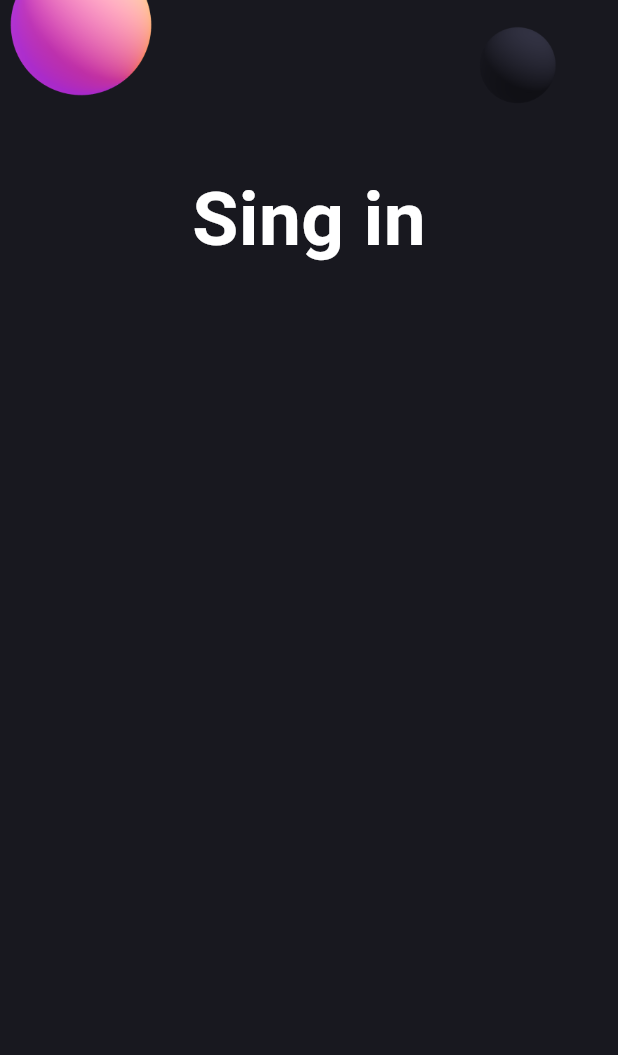
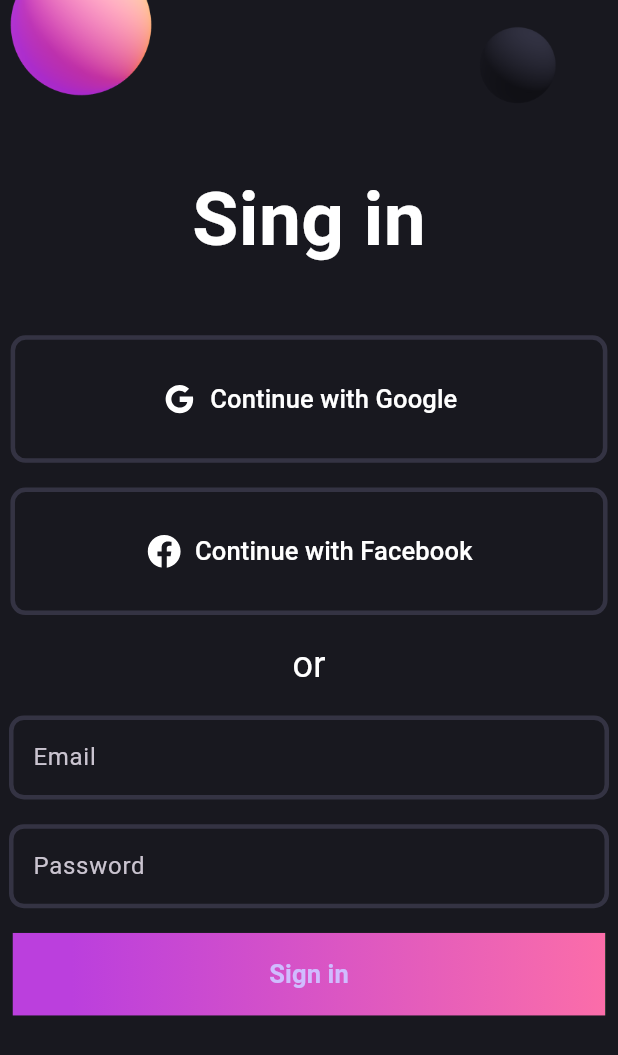
Before and after one commit to BIJOY-PAUL/responsive_login_ui, a Flutter app: the screen it shows after launch, on a phone screen of 412 x 824 dp. Shown: the top 1055 px of the screen. Run offline on Flutter 3.47's test engine with Material 3 defaults, Android fonts, the phone set to English and light mode, and no system bars; our stand-ins replace flutter_svg.

Commit message:
compelet the sing in page

```diff
--- a/lib/screen/login_screen.dart
+++ b/lib/screen/login_screen.dart
@@ -1,14 +1,21 @@
 import 'package:flutter/material.dart';
 import 'package:from_validation_learn/constant/color.dart';
+import 'package:from_validation_learn/widget/gradiant_button.dart';
+import 'package:from_validation_learn/widget/login_field.dart';
+import 'package:from_validation_learn/widget/social_button.dart';
 
 class LoginScreen extends StatelessWidget {
   const LoginScreen({super.key});
 
   @override
   Widget build(BuildContext context) {
+    final height = MediaQuery.of(context).size.height * 1;
+    final width = MediaQuery.of(context).size.width * 1;
     return Scaffold(
       body: SingleChildScrollView(
         child: Column(
+          mainAxisAlignment: MainAxisAlignment.center,
+          crossAxisAlignment: CrossAxisAlignment.center,
           children: [
             Image.asset("assets/images/signin_balls.png"),
 
@@ -20,6 +27,40 @@
                 color: AppColors.white,
               ),
             ),
+
+            SizedBox(height: height * 0.05),
+
+            SocialButton(
+              onPressed: () {},
+
+              iconPath: 'assets/svg/g_logo.svg',
+              label: 'Continue with Google',
+              horizantalPadding: 100,
+            ),
+
+            SizedBox(height: height * 0.02),
+            SocialButton(
+              iconPath: 'assets/svg/f_logo.svg',
+              label: 'Continue with Facebook',
+              horizantalPadding: 90,
+
+              onPressed: () {},
+            ),
+
+            SizedBox(height: height * 0.02),
+
+            Text('or', style: TextStyle(fontSize: 24, color: AppColors.white)),
+
+            SizedBox(height: height * 0.02),
+
+            LoginField(hintText: 'Email'),
+
+            SizedBox(height: height * 0.02),
+            LoginField(hintText: 'Password'),
+
+            SizedBox(height: height * 0.02),
+
+            GradiantButton(),
           ],
         ),
       ),
--- /dev/null
+++ b/lib/widget/gradiant_button.dart
@@ -0,0 +1,32 @@
+import 'package:flutter/material.dart';
+import 'package:from_validation_learn/constant/color.dart';
+
+class GradiantButton extends StatelessWidget {
+  const GradiantButton({super.key});
+
+  @override
+  Widget build(BuildContext context) {
+    return Container(
+      decoration: BoxDecoration(
+        gradient: LinearGradient(
+          colors: AppColors.primaryGradient,
+          stops: const [0.1, 1.0, 2.0], // must match length of colors
+        ),
+      ),
+
+      child: ElevatedButton(
+        onPressed: () {},
+
+        style: ElevatedButton.styleFrom(
+          fixedSize: Size(395, 55),
+          backgroundColor: Colors.transparent,
+          shadowColor: Colors.transparent,
+        ),
+        child: Text(
+          "Sign in",
+          style: TextStyle(fontSize: 17, fontWeight: FontWeight.bold),
+        ),
+      ),
+    );
+  }
+}
--- /dev/null
+++ b/lib/widget/login_field.dart
@@ -0,0 +1,34 @@
+import 'package:flutter/material.dart';
+import 'package:from_validation_learn/constant/color.dart';
+
+class LoginField extends StatelessWidget {
+  String hintText;
+  LoginField({super.key, required this.hintText});
+
+  @override
+  Widget build(BuildContext context) {
+    return ConstrainedBox(
+      constraints: BoxConstraints(maxWidth: 400),
+
+      child: TextField(
+        decoration: InputDecoration(
+          hintText: hintText,
+          focusedBorder: OutlineInputBorder(
+            borderSide: BorderSide(
+              color: AppColors.primaryGradient.first,
+              width: 3,
+            ),
+
+            borderRadius: BorderRadius.circular(10),
+          ),
+
+          enabledBorder: OutlineInputBorder(
+            borderSide: BorderSide(color: AppColors.border, width: 3),
+
+            borderRadius: BorderRadius.circular(10),
+          ),
+        ),
+      ),
+    );
+  }
+}
--- a/lib/widget/social_button.dart
+++ b/lib/widget/social_button.dart
@@ -1,18 +1,49 @@
 import 'package:flutter/material.dart';
 import 'package:flutter_svg/svg.dart';
+import 'package:from_validation_learn/constant/color.dart';
 
 class SocialButton extends StatelessWidget {
   final String iconPath;
   final String label;
-  const SocialButton({super.key, required this.iconPath, required this.label});
+  final double horizantalPadding;
+
+  final VoidCallback onPressed;
+  const SocialButton({
+    super.key,
+    required this.iconPath,
+    required this.label,
+    required this.horizantalPadding,
+
+    required this.onPressed,
+  });
 
   @override
   Widget build(BuildContext context) {
     return TextButton.icon(
-      onPressed: () {},
+      onPressed: onPressed,
 
-      icon: SvgPicture.asset(iconPath),
-      label: Text(label),
+      icon: SvgPicture.asset(
+        iconPath,
+        width: 25,
+        colorFilter: ColorFilter.mode(AppColors.white, BlendMode.srcIn),
+      ),
+      label: Text(
+        label,
+        style: TextStyle(fontSize: 17, color: AppColors.white),
+      ),
+
+      style: TextButton.styleFrom(
+        padding: EdgeInsets.symmetric(
+          vertical: 30,
+          horizontal: horizantalPadding,
+        ),
+
+        shape: RoundedRectangleBorder(
+          side: BorderSide(color: AppColors.border, width: 3),
+
+          borderRadius: BorderRadius.circular(10),
+        ),
+      ),
     );
   }
 }
```
